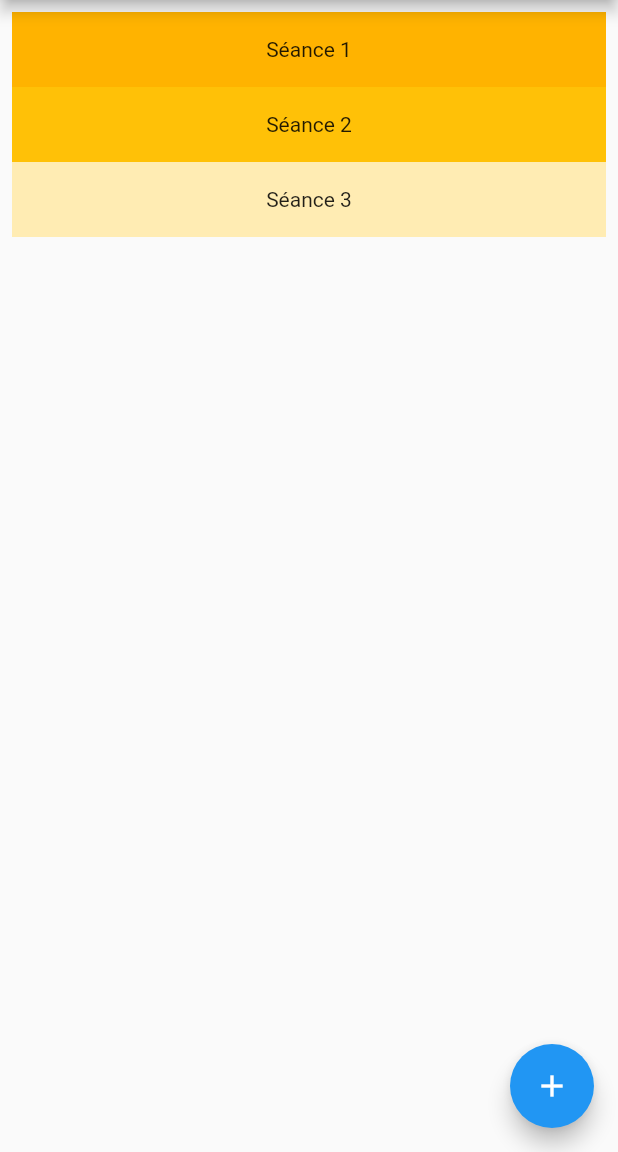
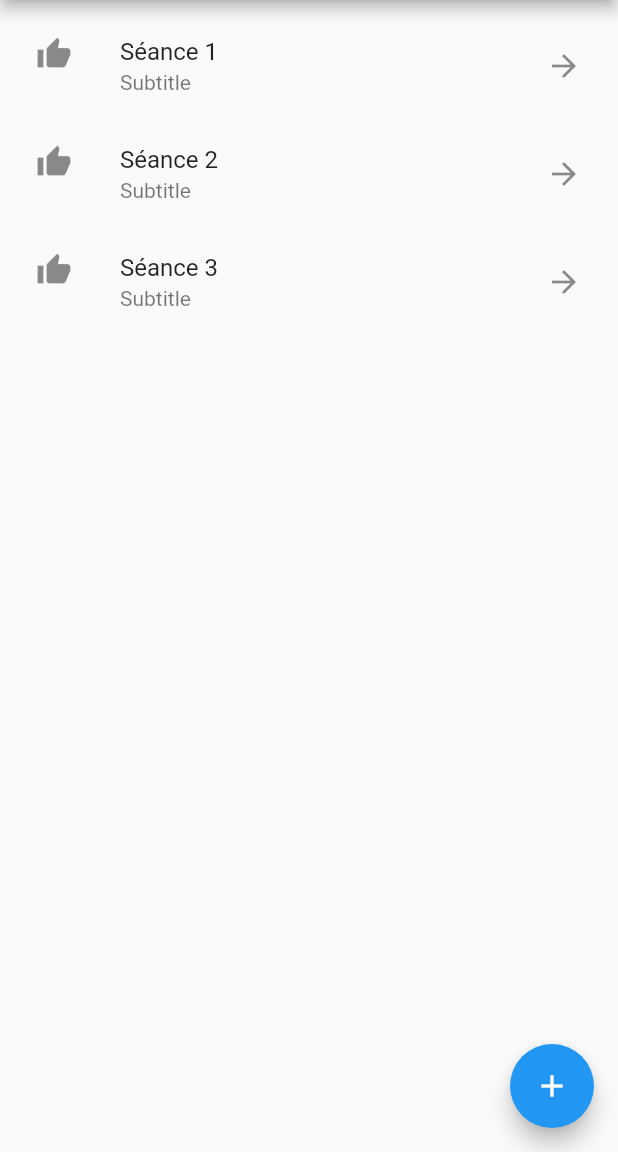
Before and after one commit to philgung/anibad, a Flutter app: the screen it shows after launch, on a phone screen of 412 x 824 dp, the part 84-1236 px from its top. Run offline on Flutter 3.47's test engine with Material 2 defaults, Android fonts, the phone set to English and light mode, and no system bars.

Commit message:
Fix List View + ajout text seance 1

```diff
--- a/lib/Presentation/Accueil.dart
+++ b/lib/Presentation/Accueil.dart
@@ -1,4 +1,6 @@
 import 'package:flutter/material.dart';
+
+import 'Seance.dart';
 
 class Accueil extends StatelessWidget {
   @override
@@ -27,23 +29,27 @@ class MyHomePage extends StatelessWidget {
       appBar: AppBar(
         title: Text(title),
       ),
-      body: Center(child: buildListView(entries, colorCodes)),
-      floatingActionButton: FloatingActionButton(
-        tooltip: 'Increment',
-        child: Icon(Icons.add),
-      ),
+      body: Center(child: buildListView(context, entries, colorCodes)),
+      floatingActionButton:
+          FloatingActionButton(tooltip: 'Increment', child: Icon(Icons.add)),
     );
   }
 
-  ListView buildListView(List<String> entries, List<int> colorCodes) {
+  ListView buildListView(
+      BuildContext context, List<String> entries, List<int> colorCodes) {
     return ListView.builder(
         padding: const EdgeInsets.all(8),
         itemCount: entries.length,
-        itemBuilder: (BuildContext context, int index) {
-          return Container(
-            height: 50,
-            color: Colors.amber[colorCodes[index]],
-            child: Center(child: Text('Séance ${entries[index]}')),
+        itemBuilder: (_, int index) {
+          return ListTile(
+            title: Text('Séance ${entries[index]}'),
+            subtitle: Text('Subtitle'),
+            leading: Icon(Icons.thumb_up),
+            trailing: Icon(Icons.arrow_forward),
+            onTap: () {
+              Navigator.push(context,
+                  MaterialPageRoute(builder: (context) => Seance(index + 1)));
+            },
           );
         });
   }
```
Also changed, not shown: lib/Presentation/Seance.dart (added, +27 -0 lines).
